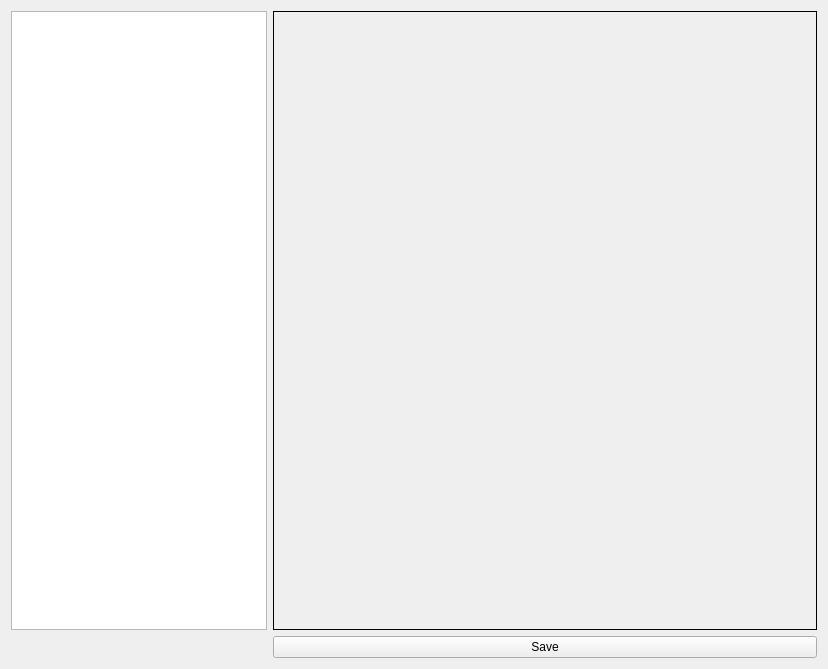
Before: the Qt Designer form view/settingsview.ui in Joensw/RCAIT, drawn with Qt 5.
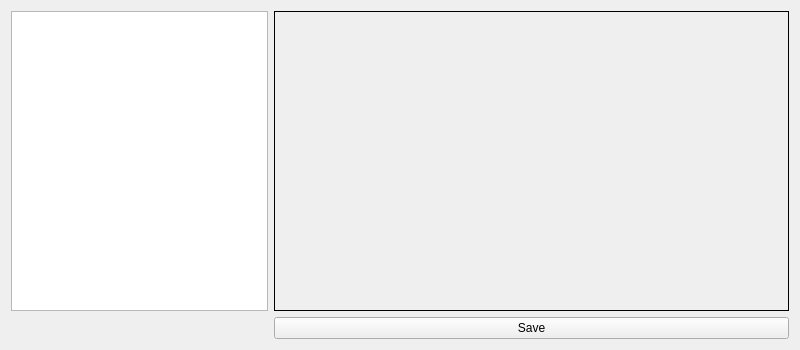
After: the same form once the commit is applied.

Commit message: List in SettingsView is now always visible, long paths in GlobalSettingsWidget are shortened on reopening settings.

Patch:
```diff
--- a/view/settingsview.ui
+++ b/view/settingsview.ui
@@ -6,19 +6,50 @@
    <rect>
     <x>0</x>
     <y>0</y>
-    <width>828</width>
-    <height>669</height>
+    <width>800</width>
+    <height>350</height>
    </rect>
   </property>
+  <property name="sizePolicy">
+   <sizepolicy hsizetype="Preferred" vsizetype="Preferred">
+    <horstretch>0</horstretch>
+    <verstretch>0</verstretch>
+   </sizepolicy>
+  </property>
+  <property name="minimumSize">
+   <size>
+    <width>800</width>
+    <height>320</height>
+   </size>
+  </property>
   <property name="windowTitle">
    <string>Settings</string>
   </property>
-  <layout class="QFormLayout" name="formLayout">
+  <layout class="QGridLayout" name="gridLayout">
    <item row="0" column="0">
-    <widget class="QListWidget" name="pluginList"/>
+    <widget class="QListWidget" name="pluginList">
+     <property name="sizePolicy">
+      <sizepolicy hsizetype="Preferred" vsizetype="Expanding">
+       <horstretch>1</horstretch>
+       <verstretch>0</verstretch>
+      </sizepolicy>
+     </property>
+     <property name="minimumSize">
+      <size>
+       <width>10</width>
+       <height>10</height>
+      </size>
+     </property>
+    </widget>
    </item>
    <item row="0" column="1">
     <widget class="QStackedWidget" name="pluginWidget">
+     <property name="sizePolicy">
+      <sizepolicy hsizetype="Preferred" vsizetype="Preferred">
+       <horstretch>2</horstretch>
+       <verstretch>0</verstretch>
+      </sizepolicy>
+     </property>
      <property name="frameShape">
       <enum>QFrame::Panel</enum>
      </property>
@@ -29,6 +60,12 @@
    </item>
    <item row="1" column="1">
     <widget class="QPushButton" name="saveButton">
+     <property name="sizePolicy">
+      <sizepolicy hsizetype="Preferred" vsizetype="Fixed">
+       <horstretch>0</horstretch>
+       <verstretch>0</verstretch>
+      </sizepolicy>
+     </property>
      <property name="text">
       <string>Save</string>
      </property>
```
The commit also changes 5 other files.
